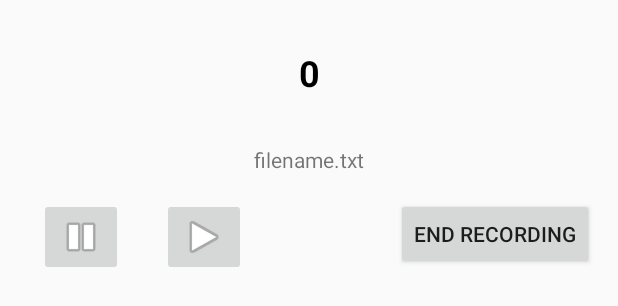
After one commit to theimperior/motionLogger, an Android app: the layout activity_recording.xml on its own in the app's theme, with its tools: preview values and no code run, on a phone screen of 412 x 824 dp. The commit adds this screen. Shown: the top 306 px of the screen. Run offline under Robolectric (Android 15) with nearby library versions, the phone set to English and light mode, and no system bars.

Commit message:
file logging working started first tests for a heat map with a seperate linear layout so far circles get drawn on every touch event but there is no preserveration to the next touch event

```diff
--- a/app/src/main/AndroidManifest.xml
+++ b/app/src/main/AndroidManifest.xml
@@ -27,7 +27,7 @@
                 android:name="android.support.PARENT_ACTIVITY"
                 android:value=".MainActivity" />
         </activity>
-        <activity android:name=".TouchInterface"></activity>
+        <activity android:name=".RecordingActivity"></activity>
     </application>
 
 </manifest>
--- a/app/src/main/res/layout/activity_main.xml
+++ b/app/src/main/res/layout/activity_main.xml
@@ -8,7 +8,7 @@
 
     <Button
         android:id="@+id/button_readSensors"
-        android:layout_width="wrap_content"
+        android:layout_width="150dp"
         android:layout_height="wrap_content"
         android:layout_marginTop="8dp"
         android:layout_marginEnd="24dp"
@@ -39,7 +39,7 @@
 
     <Button
         android:id="@+id/button_start"
-        android:layout_width="wrap_content"
+        android:layout_width="150dp"
         android:layout_height="50dp"
         android:layout_marginTop="8dp"
         android:layout_marginEnd="24dp"
--- /dev/null
+++ b/app/src/main/res/layout/activity_recording.xml
@@ -0,0 +1,90 @@
+<?xml version="1.0" encoding="utf-8"?>
+<android.support.constraint.ConstraintLayout xmlns:android="http://schemas.android.com/apk/res/android"
+    xmlns:app="http://schemas.android.com/apk/res-auto"
+    xmlns:tools="http://schemas.android.com/tools"
+    android:id="@+id/textViewFileName"
+    android:layout_width="match_parent"
+    android:layout_height="match_parent"
+    tools:context=".RecordingActivity">
+
+    <TextView
+        android:id="@+id/tapCounter"
+        android:layout_width="wrap_content"
+        android:layout_height="wrap_content"
+        android:layout_marginStart="8dp"
+        android:layout_marginLeft="8dp"
+        android:layout_marginTop="32dp"
+        android:layout_marginEnd="8dp"
+        android:layout_marginRight="8dp"
+        android:text="@string/tapCounter_text"
+        android:textColor="@android:color/background_dark"
+        android:textSize="24sp"
+        android:textStyle="bold"
+        app:layout_constraintEnd_toEndOf="parent"
+        app:layout_constraintStart_toStartOf="parent"
+        app:layout_constraintTop_toTopOf="parent" />
+
+    <TextView
+        android:id="@+id/fileName"
+        android:layout_width="wrap_content"
+        android:layout_height="wrap_content"
+        android:layout_marginStart="8dp"
+        android:layout_marginLeft="8dp"
+        android:layout_marginTop="32dp"
+        android:layout_marginEnd="8dp"
+        android:layout_marginRight="8dp"
+        android:text="@string/fileName_text"
+        android:textSize="14sp"
+        app:layout_constraintEnd_toEndOf="parent"
+        app:layout_constraintStart_toStartOf="parent"
+        app:layout_constraintTop_toBottomOf="@+id/tapCounter" />
+
+    <Button
+        android:id="@+id/button_stopRecording"
+        android:layout_width="wrap_content"
+        android:layout_height="wrap_content"
+        android:layout_marginTop="16dp"
+        android:layout_marginEnd="16dp"
+        android:layout_marginRight="16dp"
+        android:onClick="stopRecording"
+        android:text="@string/button_stopRecording"
+        app:layout_constraintEnd_toEndOf="parent"
+        app:layout_constraintTop_toBottomOf="@+id/fileName" />
+
+    <ImageButton
+        android:id="@+id/button_pause"
+        android:layout_width="wrap_content"
+        android:layout_height="wrap_content"
+        android:layout_marginStart="8dp"
+        android:layout_marginLeft="8dp"
+        android:layout_marginTop="16dp"
+        android:layout_marginEnd="8dp"
+        android:layout_marginRight="8dp"
+        android:onClick="onPausing"
+        app:layout_constraintEnd_toStartOf="@+id/button_play"
+        app:layout_constraintStart_toStartOf="parent"
+        app:layout_constraintTop_toBottomOf="@+id/fileName"
+        app:srcCompat="@android:drawable/ic_media_pause" />
+
+    <ImageButton
+        android:id="@+id/button_play"
+        android:layout_width="wrap_content"
+        android:layout_height="wrap_content"
+        android:layout_marginTop="16dp"
+        android:layout_marginEnd="100dp"
+        android:layout_marginRight="100dp"
+        android:onClick="onPlay"
+        app:layout_constraintEnd_toStartOf="@+id/button_stopRecording"
+        app:layout_constraintTop_toBottomOf="@+id/fileName"
+        app:srcCompat="@android:drawable/ic_media_play" />
+
+    <LinearLayout
+        android:id="@+id/LinearLayoutCanvas"
+        android:layout_width="0dp"
+        android:layout_height="300dp"
+        android:orientation="horizontal"
+        app:layout_constraintBottom_toBottomOf="parent"
+        app:layout_constraintEnd_toEndOf="parent"
+        app:layout_constraintStart_toStartOf="parent"></LinearLayout>
+
+</android.support.constraint.ConstraintLayout>
--- a/app/src/main/res/values/strings.xml
+++ b/app/src/main/res/values/strings.xml
@@ -4,4 +4,7 @@
     <string name="button_start">Start</string>
     <string name="console_text">Console\n1.1\n</string>
     <string name="button_sensor">read Sensors</string>
+    <string name="tapCounter_text">0</string>
+    <string name="fileName_text">filename.txt</string>
+    <string name="button_stopRecording">End recording</string>
 </resources>
```
Also changed, not shown: app/src/main/java/com/motionlogger/sebastianvendt/motionlogger/MainActivity.java (+2 -6 lines), app/src/main/java/com/motionlogger/sebastianvendt/motionlogger/RecordingActivity.java (added, +267 -0 lines), app/src/main/java/com/motionlogger/sebastianvendt/motionlogger/TouchInterface.java (deleted, +0 -100 lines), app/src/main/res/layout/activity_touch_interface.xml (deleted, +0 -36 lines).
